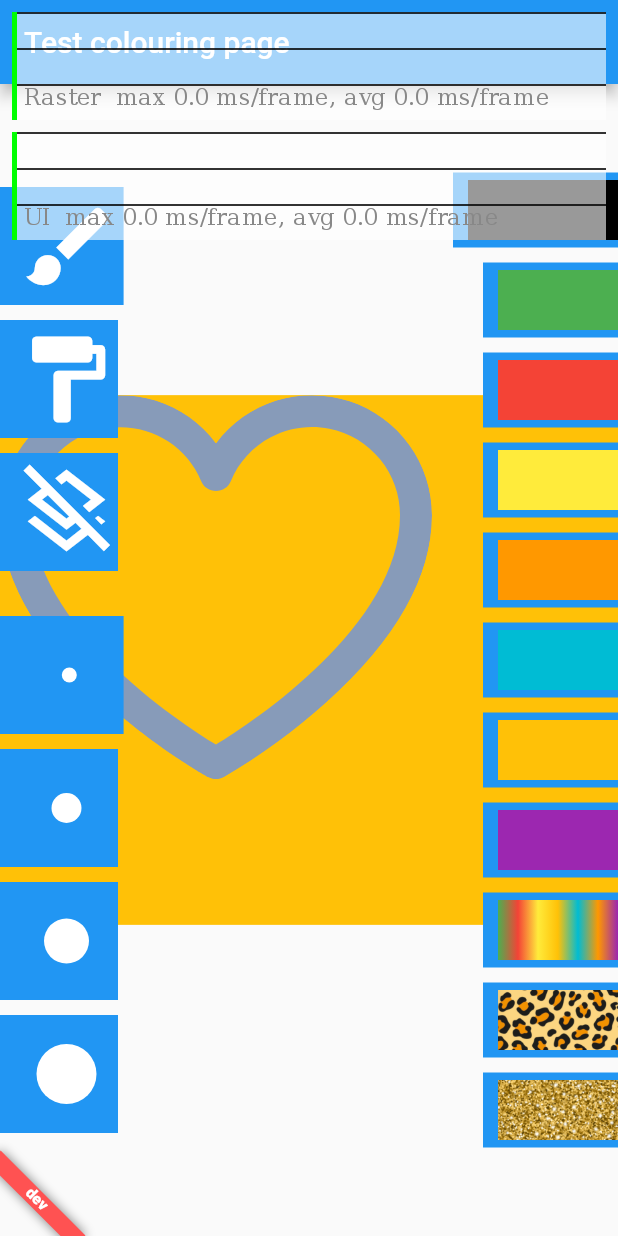
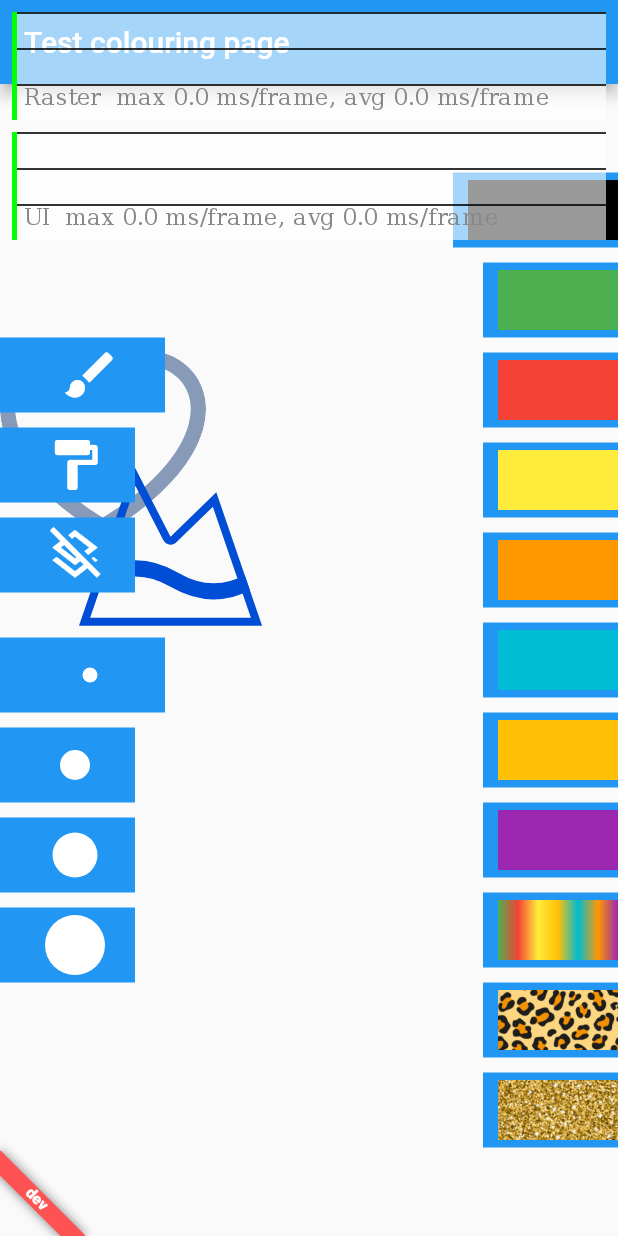
Before and after one commit to 1mavic/Coloring-application, a Flutter app: the screen it shows after launch, on a phone screen of 412 x 824 dp. Run offline on Flutter 3.47's test engine with Material 2 defaults, Android fonts, the phone set to English and light mode, and no system bars; our stand-ins replace device_info_plus, flutter_svg, freezed_annotation, hooks_riverpod, path_drawing.

Commit message:
picture ration

```diff
--- a/lib/app.dart
+++ b/lib/app.dart
@@ -50,20 +50,20 @@ class MyApp extends StatelessWidget {
 /// mock picture
 const picture = ColoringPicture(
   id: 1,
-  pictureSize: Size(700, 600),
+  pictureSize: Size(300, 300),
   parts: [
     PicturePart(
       id: 1,
       coordinates: Offset(0, 0),
-      size: Size(300, 300),
+      size: Size(100, 100),
       asset: 'assets/images/Vector.svg',
       iconPath:
           '''M9 16C8.88624 16.0011 8.77417 15.9724 8.675 15.9166C8.31667 15.7166 0 10.9916 0 4.99999C0 3.95058 0.330187 2.92777 0.943789 2.07644C1.55739 1.22512 2.4233 0.588436 3.41886 0.256583C4.41442 -0.0752696 5.48916 -0.0854683 6.49084 0.227432C7.49252 0.540332 8.37035 1.16047 9 2C9.62965 1.16047 10.5075 0.540332 11.5092 0.227432C12.5108 -0.0854683 13.5856 -0.0752696 14.5811 0.256583C15.5767 0.588436 16.4426 1.22512 17.0562 2.07644C17.6698 2.92777 18 3.95058 18 4.99999C18 7.54998 16.525 10.1666 13.6167 12.7833C12.296 13.9705 10.8581 15.0204 9.325 15.9166C9.22583 15.9724 9.11376 16.0011 9 16ZM5 1.33333C4.02754 1.33333 3.09491 1.71964 2.40728 2.40727C1.71964 3.0949 1.33333 4.02753 1.33333 4.99999C1.33333 9.59998 7.5 13.6416 9 14.5583C10.5 13.6416 16.6667 9.59998 16.6667 4.99999C16.6674 4.15235 16.3745 3.33062 15.8377 2.67461C15.3009 2.0186 14.5534 1.56884 13.7224 1.40185C12.8913 1.23486 12.0281 1.36095 11.2796 1.75867C10.531 2.1564 9.94339 2.80118 9.61667 3.58333C9.56644 3.7056 9.481 3.81018 9.37119 3.88378C9.26139 3.95738 9.13219 3.99668 9 3.99668C8.86781 3.99668 8.73861 3.95738 8.62881 3.88378C8.519 3.81018 8.43356 3.7056 8.38333 3.58333C8.10585 2.91522 7.63609 2.34463 7.03369 1.94402C6.4313 1.54341 5.72344 1.33085 5 1.33333Z''',
     ),
     PicturePart(
       id: 2,
-      coordinates: Offset(350, 250),
-      size: Size(300, 300),
+      coordinates: Offset(30, 50),
+      size: Size(100, 100),
       asset: 'assets/images/Group.svg',
       iconPath: '''M6.3 1L9.5 7.22222L13.5 3.33333L17.5 15H1.5L6.3 1Z''',
     ),
--- /dev/null
+++ b/lib/providers/aspect_provider.dart
@@ -0,0 +1,13 @@
+import 'package:hooks_riverpod/hooks_riverpod.dart';
+
+final aspectProvider = StateNotifierProvider<AspectNotifier, double>((ref) {
+  return AspectNotifier();
+});
+
+class AspectNotifier extends StateNotifier<double> {
+  AspectNotifier() : super(1);
+
+  void changeAspect(double newRatio) {
+    state = newRatio;
+  }
+}
--- a/lib/screens/coloring_screen.dart
+++ b/lib/screens/coloring_screen.dart
@@ -4,6 +4,7 @@ import 'package:coloring_app/const_data.dart';
 import 'package:coloring_app/generated/l10n.dart';
 import 'package:coloring_app/models/coloring_picture.dart';
 import 'package:coloring_app/models/picture_part.dart';
+import 'package:coloring_app/providers/aspect_provider.dart';
 import 'package:coloring_app/providers/color_providers.dart';
 import 'package:coloring_app/ui_widgets/brush_pick.dart';
 import 'package:coloring_app/ui_widgets/color_picked.dart';
@@ -32,11 +33,25 @@ class _ColoringScreenState extends ConsumerState<ColoringScreen> {
     ref
         .read(patternColorsProvider.notifier)
         .loadPatterns(AppConstData.patternsImages);
+    // WidgetsBinding.instance.addPostFrameCallback((_) => checkRatio());
+  }
+
+  void checkRatio() {
+    final screenWidth = MediaQuery.of(context).size.width;
+    ref.read(aspectProvider.notifier).changeAspect(
+          screenWidth / widget.picture.pictureSize.width,
+        );
+  }
+
+  @override
+  void didChangeDependencies() {
+    super.didChangeDependencies();
   }
 
   @override
   Widget build(BuildContext context) {
-    final prevColor = ref.watch(prevColorProvider);
+    final width = MediaQuery.of(context).size.width;
+    final ratio = width / widget.picture.pictureSize.width;
     return Scaffold(
       appBar: AppBar(
         title: Text(S.of(context).testColoringPage),
@@ -45,23 +60,19 @@ class _ColoringScreenState extends ConsumerState<ColoringScreen> {
         fit: StackFit.expand,
         children: [
           Center(
-            child: ColoredBox(
-              color: Colors.amber,
             child: SizedBox(
-                width: MediaQuery.of(context).size.width,
+              width: width,
               child: AspectRatio(
                 aspectRatio: widget.picture.aspectRatio,
-
-                  // width: widget.picture.pictureSize.width,
                 child: Stack(
                   children: [
                     ...widget.picture.parts.map(
                       (e) => PictureObject(
                         part: e,
+                        ratio: ratio,
                       ),
                     ),
                   ],
-                  ),
                 ),
               ),
             ),
--- a/lib/ui_widgets/brush_pick.dart
+++ b/lib/ui_widgets/brush_pick.dart
@@ -17,13 +17,13 @@ class BrushPickWidget extends ConsumerWidget {
   Widget build(BuildContext context, WidgetRef ref) {
     final pickedBrushSize = ref.watch(brushSizeProvider);
     final pickedBrushType = ref.watch(brushProvider);
-    final width = MediaQuery.of(context).size.width;
+    final prevColor = ref.watch(prevColorProvider);
     return Column(
       crossAxisAlignment: CrossAxisAlignment.start,
       mainAxisAlignment: MainAxisAlignment.center,
       children: [
         SizedBox(
-          width: width / 5,
+          width: 150,
           child: ListView.separated(
             shrinkWrap: true,
             physics: const NeverScrollableScrollPhysics(),
@@ -52,13 +52,13 @@ class BrushPickWidget extends ConsumerWidget {
                     duration: const Duration(milliseconds: 600),
                     curve: Curves.bounceOut,
                     width: AppConstData.brushType[index] == pickedBrushType
-                        ? width / 5
-                        : width / 6,
-                    height: width / 6,
+                        ? 100
+                        : 80,
+                    height: 40,
                     child: Icon(
                       AppConstData.brushType[index].icon,
                       color: Colors.white,
-                      size: width / 6,
+                      size: 40,
                     ),
                   ),
                 ),
@@ -74,7 +74,7 @@ class BrushPickWidget extends ConsumerWidget {
           height: 30,
         ),
         SizedBox(
-          width: width / 5,
+          width: 150,
           child: ListView.separated(
             shrinkWrap: true,
             physics: const NeverScrollableScrollPhysics(),
@@ -94,9 +94,9 @@ class BrushPickWidget extends ConsumerWidget {
                     duration: const Duration(milliseconds: 600),
                     curve: Curves.bounceOut,
                     width: AppConstData.sizeList[index] == pickedBrushSize
-                        ? width / 5
-                        : width / 6,
-                    height: width / 6,
+                        ? 100
+                        : 80,
+                    height: 40,
                     child: Center(
                       child: Container(
                         width: 10 + (10 * index).toDouble(),
--- a/lib/ui_widgets/my_clipper.dart
+++ b/lib/ui_widgets/my_clipper.dart
@@ -23,17 +23,25 @@ import 'package:flutter/material.dart';
 /// custom clipper. clips part of image with provided path
 class MyCustomClipper extends CustomClipper<Path> {
   /// custom clipper. clips part of image with provided path
-  MyCustomClipper(this.myPath);
+  MyCustomClipper(
+    this.width,
+    this.myPath,
+    this.ratio,
+  );
 
   /// path to use on clip
   final Path myPath;
+
+  final double ratio;
+
+  final double width;
 
   @override
   Path getClip(Size size) {
     // final center = Offset(size.width / 2 + 18, size.height / 2 - 9);
     // final matrix = Matrix4.identity()..translate(center.dx, center.dy);
     // final scaledPath = myPath.transform(matrix.storage);
-    return scalePath(myPath, 16);
+    return scalePath(myPath, width / 18 * ratio);
   }
 
   @override
--- a/lib/ui_widgets/picture_object.dart
+++ b/lib/ui_widgets/picture_object.dart
@@ -4,6 +4,7 @@ import 'dart:developer';
 import 'package:coloring_app/models/brush_type.dart';
 import 'package:coloring_app/models/paint_object.dart';
 import 'package:coloring_app/models/picture_part.dart';
+import 'package:coloring_app/providers/aspect_provider.dart';
 import 'package:coloring_app/providers/brush_providers.dart';
 import 'package:coloring_app/providers/color_providers.dart';
 import 'package:coloring_app/ui_widgets/my_clipper.dart';
@@ -22,11 +23,14 @@ class PictureObject extends ConsumerStatefulWidget {
   /// that are painted separatly
   const PictureObject({
     required this.part,
+    required this.ratio,
     super.key,
   });
 
   /// part for display
   final PicturePart part;
+
+  final double ratio;
   @override
   ConsumerState<PictureObject> createState() => _PictureObjectState();
 }
@@ -70,15 +74,16 @@ class _PictureObjectState extends ConsumerState<PictureObject> {
   @override
   Widget build(BuildContext context) {
     return Positioned(
-      left: widget.part.coordinates.dx,
-      top: widget.part.coordinates.dy,
+      left: widget.part.coordinates.dx * widget.ratio,
+      top: widget.part.coordinates.dy * widget.ratio,
       child: ClipPath(
-        clipper: MyCustomClipper(_path),
+        clipper: MyCustomClipper(widget.part.size.width, _path, widget.ratio),
         child: Stack(
           clipBehavior: Clip.none,
           children: [
-            SizedBox.fromSize(
-              size: widget.part.size,
+            SizedBox(
+              width: widget.part.size.width * widget.ratio,
+              height: widget.part.size.height * widget.ratio,
               child: Stack(
                 children: [
                   StreamBuilder<List<PaintObject>>(
@@ -151,8 +156,8 @@ class _PictureObjectState extends ConsumerState<PictureObject> {
                       historyStream.add(history);
                     },
                     child: SizedBox(
-                      height: 300,
-                      width: 300,
+                      width: widget.part.size.width * widget.ratio,
+                      height: widget.part.size.height * widget.ratio,
                       child: StreamBuilder<List<PaintObject>>(
                         stream: objectStream.stream,
                         builder: (
@@ -186,7 +191,7 @@ class _PictureObjectState extends ConsumerState<PictureObject> {
             IgnorePointer(
               child: Transform.scale(
                 alignment: Alignment.topLeft,
-                scale: 16,
+                scale: widget.part.size.width / 18 * widget.ratio,
                 child: SvgPicture.asset(
                   widget.part.asset,
                 ),
```
Also changed, not shown: lib/providers/color_provider.dart (renamed from lib/screens/color_provider.dart). Lines whose indentation alone changed are shown as unchanged.
